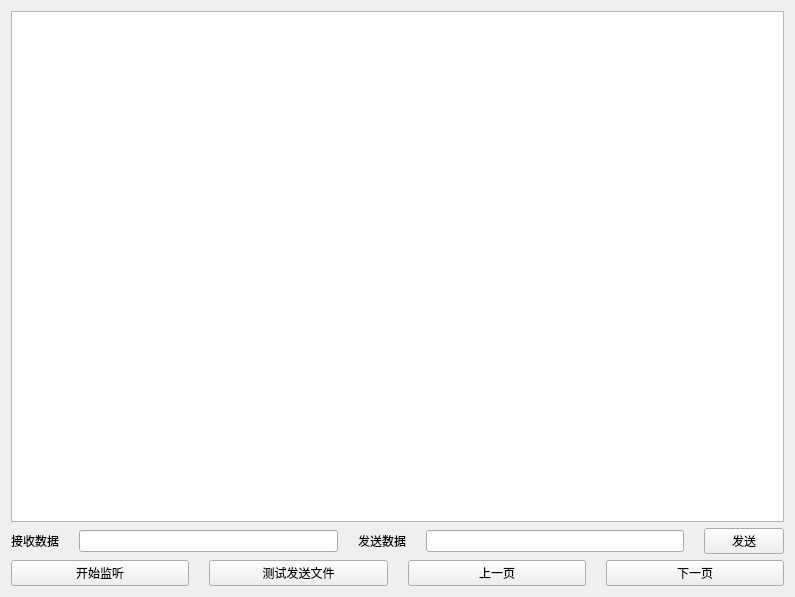
This is w_home.ui in bloglink/aip-server as Qt 5 draws it before an edit. The edited form follows.
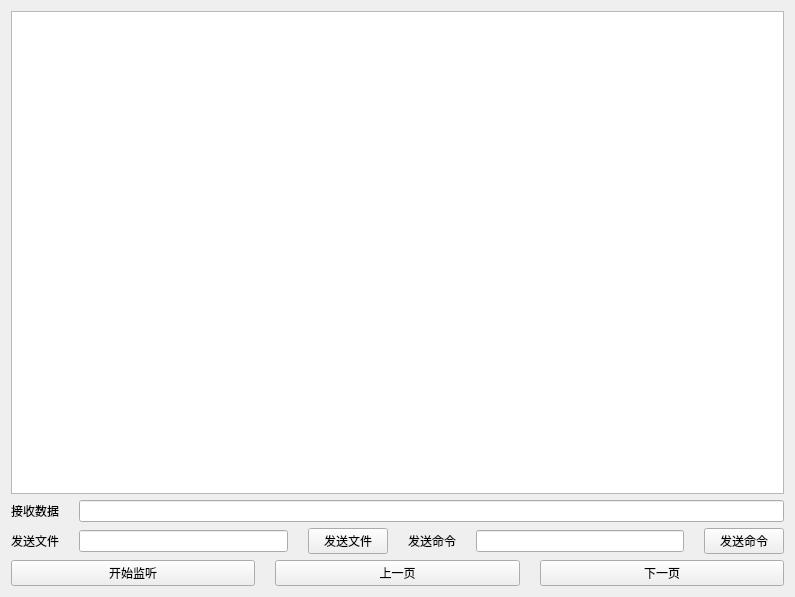
This is the edited form.

```diff
--- a/w_home.ui
+++ b/w_home.ui
@@ -32,7 +32,7 @@
     </layout>
    </item>
    <item row="1" column="0">
-    <layout class="QHBoxLayout" name="horizontalLayout">
+    <layout class="QHBoxLayout" name="horizontalLayout_2">
      <property name="spacing">
       <number>20</number>
      </property>
@@ -46,10 +46,34 @@
      <item>
       <widget class="QLineEdit" name="lineEditData"/>
      </item>
+    </layout>
+   </item>
+   <item row="2" column="0">
+    <layout class="QHBoxLayout" name="horizontalLayout">
+     <property name="spacing">
+      <number>20</number>
+     </property>
+     <item>
+      <widget class="QLabel" name="label">
+       <property name="text">
+        <string>发送文件</string>
+       </property>
+      </widget>
+     </item>
+     <item>
+      <widget class="QLineEdit" name="lineEditFile"/>
+     </item>
+     <item>
+      <widget class="QPushButton" name="pushButtonFile">
+       <property name="text">
+        <string>发送文件</string>
+       </property>
+      </widget>
+     </item>
      <item>
       <widget class="QLabel" name="label_3">
        <property name="text">
-        <string>发送数据</string>
+        <string>发送命令</string>
        </property>
       </widget>
      </item>
@@ -59,13 +83,13 @@
      <item>
       <widget class="QPushButton" name="pushButton">
        <property name="text">
-        <string>发送</string>
+        <string>发送命令</string>
        </property>
       </widget>
      </item>
     </layout>
    </item>
-   <item row="2" column="0">
+   <item row="3" column="0">
     <layout class="QHBoxLayout" name="horizontalLayout_4">
      <property name="spacing">
       <number>20</number>
@@ -77,13 +101,6 @@
        </property>
       </widget>
      </item>
-     <item>
-      <widget class="QPushButton" name="pushButtonFile">
-       <property name="text">
-        <string>测试发送文件</string>
-       </property>
-      </widget>
-     </item>
      <item>
       <widget class="QPushButton" name="pushButtonPrev">
        <property name="text">
```
Left out of the diff: 2 changed lines with no effect on the pictures.
